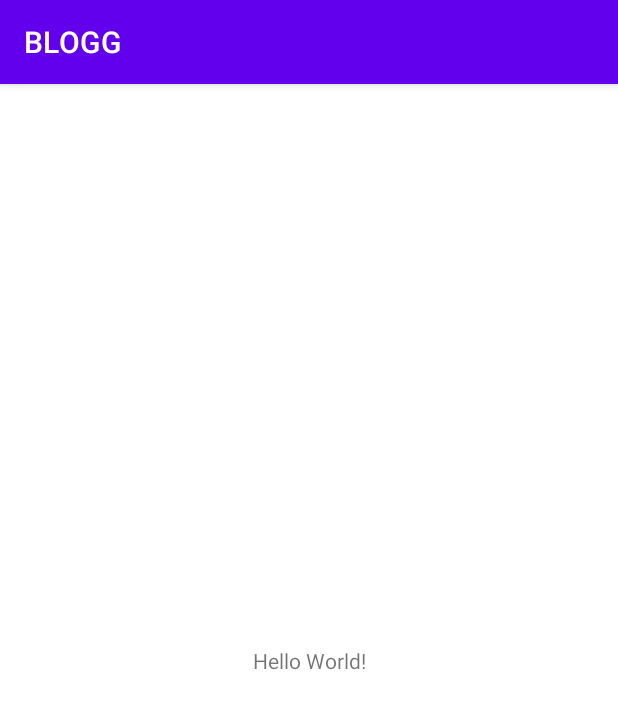
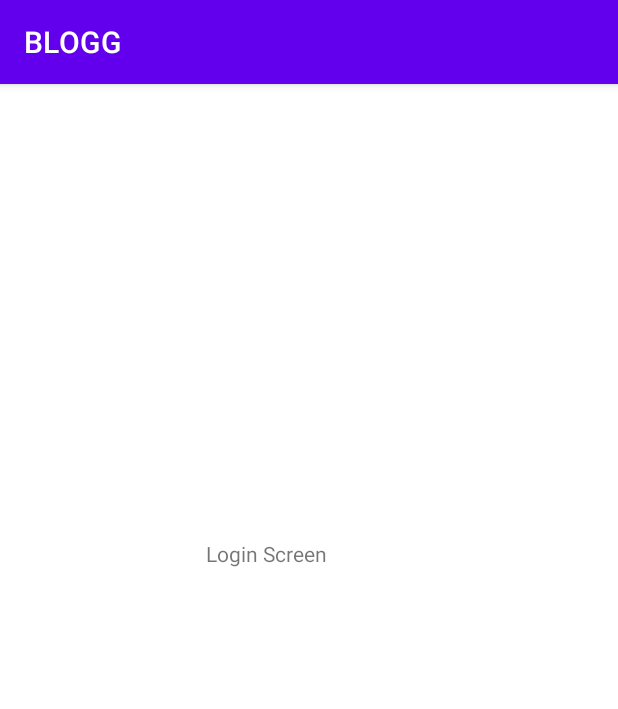
Before and after one commit to lokaimoma/BLOGG_Android_Client, an Android app: the screen it shows after launch (MainActivity), on a phone screen of 412 x 824 dp. Shown: the top 709 px of the screen. Run offline under Robolectric (Android 15) with nearby library versions, the phone set to English and light mode, and no system bars.

Commit message:
:wrench: Prep navigation grounds

```diff
--- a/app/src/main/AndroidManifest.xml
+++ b/app/src/main/AndroidManifest.xml
@@ -11,7 +11,7 @@
         android:roundIcon="@mipmap/ic_launcher_round"
         android:supportsRtl="true"
         android:theme="@style/Theme.BLOGG">
-        <activity android:name=".MainActivity">
+        <activity android:name="com.koc.view.MainActivity">
             <intent-filter>
                 <action android:name="android.intent.action.MAIN" />
 
--- a/app/src/main/java/com/koc/blogg/MainActivity.kt
+++ /dev/null
@@ -1,11 +0,0 @@
-package com.koc.blogg
-
-import androidx.appcompat.app.AppCompatActivity
-import android.os.Bundle
-
-class MainActivity : AppCompatActivity() {
-    override fun onCreate(savedInstanceState: Bundle?) {
-        super.onCreate(savedInstanceState)
-        setContentView(R.layout.activity_main)
-    }
-}
--- /dev/null
+++ b/app/src/main/java/com/koc/view/MainActivity.kt
@@ -0,0 +1,16 @@
+package com.koc.view
+
+import androidx.appcompat.app.AppCompatActivity
+import android.os.Bundle
+import com.koc.blogg.R
+import com.koc.blogg.databinding.ActivityMainBinding
+
+class MainActivity : AppCompatActivity() {
+    lateinit var binding: ActivityMainBinding
+
+    override fun onCreate(savedInstanceState: Bundle?) {
+        super.onCreate(savedInstanceState)
+        binding = ActivityMainBinding.inflate(layoutInflater)
+        setContentView(binding.root)
+    }
+}
--- /dev/null
+++ b/app/src/main/java/com/koc/view/loginScreen/LoginScreen.kt
@@ -0,0 +1,32 @@
+package com.koc.view.loginScreen
+
+import android.os.Bundle
+import android.view.LayoutInflater
+import android.view.View
+import android.view.ViewGroup
+import androidx.fragment.app.Fragment
+import com.koc.blogg.databinding.LoginScreenBinding
+
+/**
+Created by kelvin_clark on 7/14/2021 6:36 PM
+ */
+class LoginScreen: Fragment() {
+    private var _binding: LoginScreenBinding? = null
+    private val binding
+        get() = _binding
+
+    override fun onCreateView(
+        inflater: LayoutInflater,
+        container: ViewGroup?,
+        savedInstanceState: Bundle?
+    ): View? {
+        _binding = LoginScreenBinding.inflate(inflater,container, false)
+        return _binding?.root
+    }
+
+
+    override fun onDestroy() {
+        super.onDestroy()
+        _binding = null
+    }
+}
--- a/app/src/main/res/layout/activity_main.xml
+++ b/app/src/main/res/layout/activity_main.xml
@@ -4,15 +4,19 @@
     xmlns:tools="http://schemas.android.com/tools"
     android:layout_width="match_parent"
     android:layout_height="match_parent"
-    tools:context=".MainActivity">
+    tools:context="com.koc.view.MainActivity">
 
-    <TextView
-        android:layout_width="wrap_content"
-        android:layout_height="wrap_content"
-        android:text="Hello World!"
-        app:layout_constraintBottom_toBottomOf="parent"
+    <androidx.fragment.app.FragmentContainerView
+        android:id="@+id/nav_host_fragment"
+        android:name="androidx.navigation.fragment.NavHostFragment"
+        android:layout_width="0dp"
+        android:layout_height="0dp"
         app:layout_constraintLeft_toLeftOf="parent"
         app:layout_constraintRight_toRightOf="parent"
-        app:layout_constraintTop_toTopOf="parent" />
+        app:layout_constraintTop_toTopOf="parent"
+        app:layout_constraintBottom_toBottomOf="parent"
+
+        app:defaultNavHost="true"
+        app:navGraph="@navigation/base_graph" />
 
 </androidx.constraintlayout.widget.ConstraintLayout>
--- /dev/null
+++ b/app/src/main/res/layout/login_screen.xml
@@ -0,0 +1,17 @@
+<?xml version="1.0" encoding="utf-8"?>
+<androidx.constraintlayout.widget.ConstraintLayout xmlns:android="http://schemas.android.com/apk/res/android"
+    xmlns:app="http://schemas.android.com/apk/res-auto"
+    xmlns:tools="http://schemas.android.com/tools"
+    android:layout_width="match_parent"
+    android:layout_height="match_parent">
+
+    <TextView
+        android:id="@+id/textView"
+        android:layout_width="wrap_content"
+        android:layout_height="wrap_content"
+        android:layout_marginStart="137dp"
+        android:layout_marginTop="303dp"
+        android:text="Login Screen"
+        app:layout_constraintStart_toStartOf="parent"
+        app:layout_constraintTop_toTopOf="parent" />
+</androidx.constraintlayout.widget.ConstraintLayout>
--- /dev/null
+++ b/app/src/main/res/navigation/base_graph.xml
@@ -0,0 +1,11 @@
+<?xml version="1.0" encoding="utf-8"?>
+<navigation xmlns:android="http://schemas.android.com/apk/res/android"
+    xmlns:app="http://schemas.android.com/apk/res-auto"
+    xmlns:tools="http://schemas.android.com/tools"
+    android:id="@+id/base_graph"
+    app:startDestination="@id/loginScreen3">
+    <fragment
+        android:id="@+id/loginScreen3"
+        android:name="com.koc.view.loginScreen.LoginScreen"
+        android:label="LoginScreen" />
+</navigation>
```
